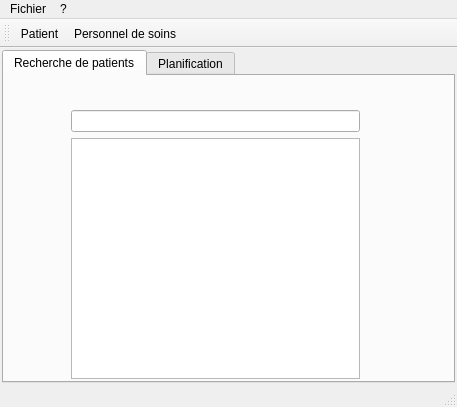
Above: QT/TP1/Introduction/mainwindow.ui from RakSrinaNa/DI4---QT before the change. Below: the same form after it.
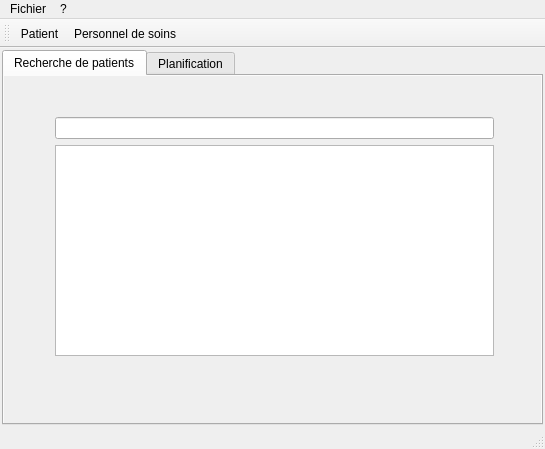
That is the form after the change.

What changed in the file:
```diff
--- a/QT/TP1/Introduction/mainwindow.ui
+++ b/QT/TP1/Introduction/mainwindow.ui
@@ -9,8 +9,8 @@
    <rect>
     <x>0</x>
     <y>0</y>
-    <width>457</width>
-    <height>407</height>
+    <width>545</width>
+    <height>449</height>
    </rect>
   </property>
   <property name="windowTitle">
@@ -72,27 +72,55 @@
        <property name="layoutDirection">
         <enum>Qt::LeftToRight</enum>
        </property>
+       <property name="autoFillBackground">
+        <bool>true</bool>
+       </property>
+       <property name="styleSheet">
+        <string notr="true"/>
+       </property>
        <attribute name="title">
         <string>Recherche de patients</string>
        </attribute>
        <widget class="QWidget" name="verticalLayoutWidget">
         <property name="geometry">
          <rect>
-          <x>56</x>
-          <y>23</y>
-          <width>311</width>
-          <height>291</height>
+          <x>40</x>
+          <y>30</y>
+          <width>461</width>
+          <height>261</height>
          </rect>
         </property>
-        <layout class="QVBoxLayout" name="verticalLayout_2" stretch="0,0">
-         <property name="sizeConstraint">
-          <enum>QLayout::SetMaximumSize</enum>
-         </property>
+        <property name="sizePolicy">
+         <sizepolicy hsizetype="Preferred" vsizetype="Preferred">
+          <horstretch>0</horstretch>
+          <verstretch>0</verstretch>
+         </sizepolicy>
+        </property>
+        <property name="minimumSize">
+         <size>
+          <width>0</width>
+          <height>0</height>
+         </size>
+        </property>
+        <property name="autoFillBackground">
+         <bool>true</bool>
+        </property>
+        <property name="styleSheet">
+         <string notr="true"/>
+        </property>
+        <layout class="QVBoxLayout" name="verticalLayout_2">
          <item>
           <widget class="QLineEdit" name="lineEdit"/>
          </item>
          <item>
-          <widget class="QTableView" name="tableView"/>
+          <widget class="QTableView" name="tableView">
+           <property name="sizePolicy">
+            <sizepolicy hsizetype="Preferred" vsizetype="Preferred">
+             <horstretch>0</horstretch>
+             <verstretch>0</verstretch>
+            </sizepolicy>
+           </property>
+          </widget>
          </item>
         </layout>
        </widget>
@@ -111,7 +139,7 @@
     <rect>
      <x>0</x>
      <y>0</y>
-     <width>457</width>
+     <width>545</width>
      <height>22</height>
     </rect>
    </property>
```
Left out of the diff: 2 changed lines with no effect on the pictures.
